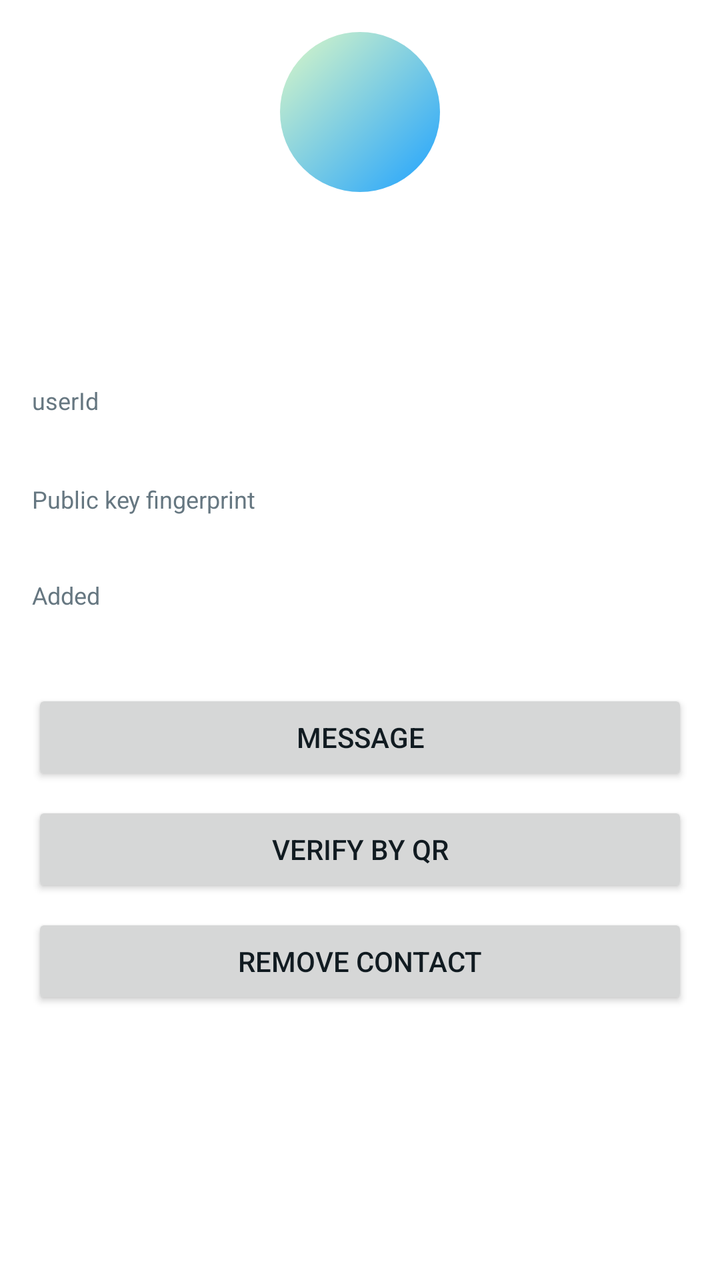
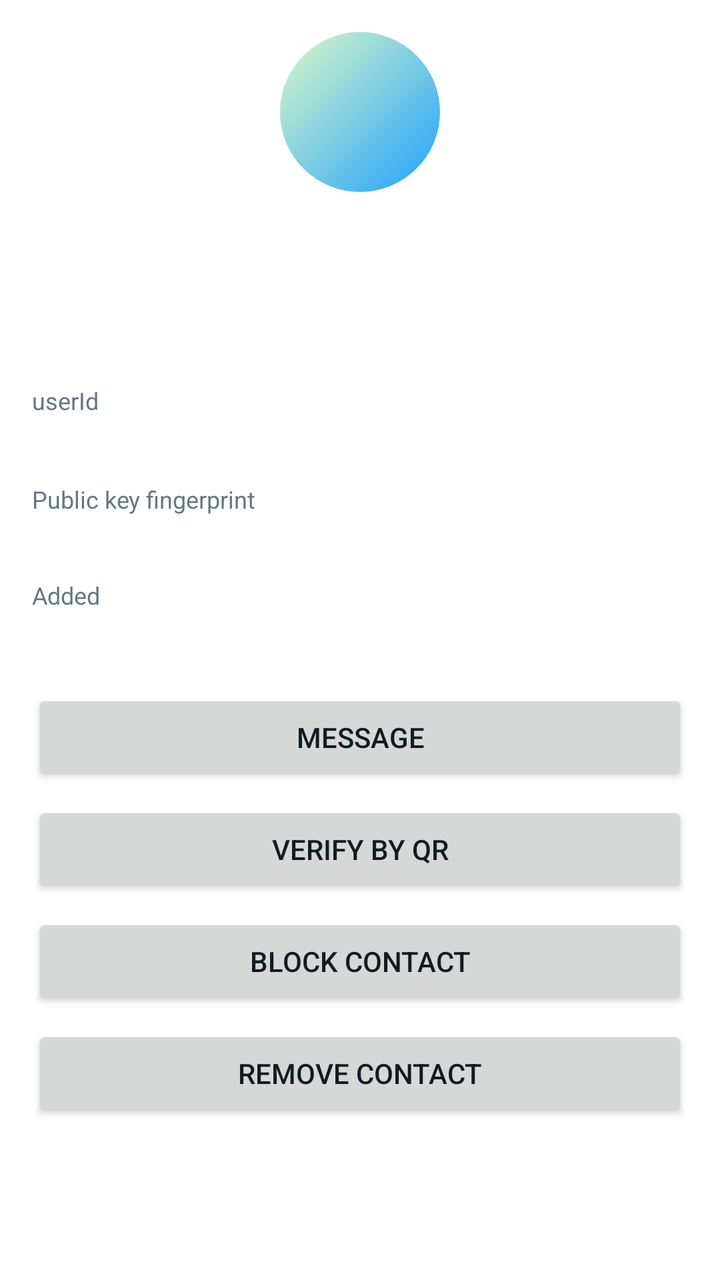

Two renders of the same Android screen: before a commit and after it. Below are the layout's source before the change and the commit's diff.
<!-- AndroidManifest.xml: application theme Theme.TharMesh -->
<!-- res/layout/activity_contact_profile.xml -->
<?xml version="1.0" encoding="utf-8"?>
<ScrollView xmlns:android="http://schemas.android.com/apk/res/android"
    android:layout_width="match_parent"
    android:layout_height="match_parent"
    android:background="?attr/tmBg">

    <LinearLayout
        android:layout_width="match_parent"
        android:layout_height="wrap_content"
        android:orientation="vertical"
        android:padding="16dp">

        <FrameLayout
            android:layout_width="80dp"
            android:layout_height="80dp"
            android:layout_gravity="center_horizontal"
            android:layout_marginBottom="12dp">

            <TextView
                android:id="@+id/profile_avatar"
                android:layout_width="match_parent"
                android:layout_height="match_parent"
                android:background="@drawable/bg_avatar"
                android:gravity="center"
                android:textColor="@android:color/white"
                android:textSize="32sp"
                android:textStyle="bold" />

            <View
                android:id="@+id/profile_dot_online"
                android:layout_width="14dp"
                android:layout_height="14dp"
                android:layout_gravity="bottom|end"
                android:background="@drawable/bg_online_dot"
                android:visibility="gone" />
        </FrameLayout>

        <TextView
            android:id="@+id/profile_name"
            android:layout_width="match_parent"
            android:layout_height="wrap_content"
            android:gravity="center"
            android:textColor="?attr/tmTextPrimary"
            android:textSize="22sp"
            android:textStyle="bold" />

        <LinearLayout
            android:layout_width="wrap_content"
            android:layout_height="wrap_content"
            android:layout_gravity="center"
            android:layout_marginTop="4dp"
            android:gravity="center_vertical"
            android:orientation="horizontal">

            <ImageView
                android:id="@+id/profile_shield"
                android:layout_width="18dp"
                android:layout_height="18dp"
                android:layout_marginEnd="6dp"
                android:visibility="gone" />

            <TextView
                android:id="@+id/profile_status"
                android:layout_width="wrap_content"
                android:layout_height="wrap_content"
                android:textColor="?attr/tmTextSecondary"
                android:textSize="13sp" />
        </LinearLayout>

        <View
            android:layout_width="match_parent"
            android:layout_height="1dp"
            android:layout_marginTop="20dp"
            android:layout_marginBottom="12dp"
            android:background="?attr/tmSurface" />

        <TextView
            android:layout_width="match_parent"
            android:layout_height="wrap_content"
            android:text="@string/contact_profile_userid_label"
            android:textColor="?attr/tmTextSecondary"
            android:textSize="12sp" />

        <TextView
            android:id="@+id/profile_userid"
            android:layout_width="match_parent"
            android:layout_height="wrap_content"
            android:fontFamily="monospace"
            android:textColor="?attr/tmTextPrimary"
            android:textSize="14sp" />

        <TextView
            android:layout_width="match_parent"
            android:layout_height="wrap_content"
            android:layout_marginTop="14dp"
            android:text="@string/contact_profile_fingerprint_label"
            android:textColor="?attr/tmTextSecondary"
            android:textSize="12sp" />

        <TextView
            android:id="@+id/profile_fingerprint"
            android:layout_width="match_parent"
            android:layout_height="wrap_content"
            android:fontFamily="monospace"
            android:textColor="?attr/tmTextPrimary"
            android:textSize="13sp" />

        <TextView
            android:layout_width="match_parent"
            android:layout_height="wrap_content"
            android:layout_marginTop="14dp"
            android:text="@string/contact_profile_added_label"
            android:textColor="?attr/tmTextSecondary"
            android:textSize="12sp" />

        <TextView
            android:id="@+id/profile_added"
            android:layout_width="match_parent"
            android:layout_height="wrap_content"
            android:textColor="?attr/tmTextPrimary"
            android:textSize="14sp" />

        <Button
            android:id="@+id/btn_message"
            android:layout_width="match_parent"
            android:layout_height="wrap_content"
            android:layout_marginTop="20dp"
            android:text="@string/contact_profile_message" />

        <Button
            android:id="@+id/btn_verify_qr"
            android:layout_width="match_parent"
            android:layout_height="wrap_content"
            android:layout_marginTop="8dp"
            android:text="@string/contact_profile_verify_qr" />

        <Button
            android:id="@+id/btn_remove"
            android:layout_width="match_parent"
            android:layout_height="wrap_content"
            android:layout_marginTop="8dp"
            android:text="@string/contact_profile_remove" />
    </LinearLayout>
</ScrollView>
<!-- resources referenced by this layout -->
<resources>
  <!-- drawable bg_avatar (drawable) -->
  <?xml version="1.0" encoding="utf-8"?>
  <shape xmlns:android="http://schemas.android.com/apk/res/android" android:shape="oval">
      <gradient
          android:type="linear"
          android:angle="135"
          android:startColor="?attr/tmNeonCyan"
          android:endColor="?attr/tmBubbleMeEnd" />
  </shape>
  <!-- drawable bg_online_dot (drawable) -->
  <?xml version="1.0" encoding="utf-8"?>
  <shape xmlns:android="http://schemas.android.com/apk/res/android"
      android:shape="oval">
      <solid android:color="#34C759" />
      <stroke
          android:width="2dp"
          android:color="#FFFFFFFF" />
  </shape>
  <string name="contact_profile_added_label">Added</string>
  <string name="contact_profile_fingerprint_label">Public key fingerprint</string>
  <string name="contact_profile_message">Message</string>
  <string name="contact_profile_remove">Remove contact</string>
  <string name="contact_profile_userid_label">userId</string>
  <string name="contact_profile_verify_qr">Verify by QR</string>
  <color name="tm_light_neon_green">#25D366</color>
  <color name="tm_light_neon_green_dim">#D9FDD3</color>
  <color name="tm_light_bg">#FFFFFF</color>
  <color name="tm_light_neon_cyan">#1FA2FF</color>
  <color name="tm_light_neon_cyan_dim">#D6ECFF</color>
  <color name="tm_light_surface">#FFFFFF</color>
  <color name="tm_light_text_primary">#111B21</color>
  <color name="tm_light_text_secondary">#667781</color>
  <color name="tm_light_bg_2">#F7F8FA</color>
  <color name="tm_light_surface_2">#F7F8FA</color>
  <color name="tm_light_surface_glass">#FFFFFF</color>
  <color name="tm_light_stroke">#E9EDEF</color>
  <color name="tm_light_stroke_soft">#F0F2F5</color>
  <color name="tm_light_text_muted">#8696A0</color>
  <color name="tm_light_desert_amber">#F09D38</color>
  <color name="tm_light_danger">#E53935</color>
  <color name="tm_light_danger_dim">#FBE9E7</color>
  <color name="tm_light_warning">#F09D38</color>
  <color name="tm_light_bubble_me_start">#DCF8C6</color>
  <color name="tm_light_bubble_me_end">#DCF8C6</color>
  <color name="tm_light_bubble_peer">#FFFFFF</color>
  <color name="tm_light_bubble_text_me">#111B21</color>
  <color name="tm_light_bubble_text_peer">#111B21</color>
  <color name="tm_light_tick_read">#34B7F1</color>
  <color name="tm_light_tick_default">#667781</color>
  <color name="tm_light_unread_badge">#25D366</color>
  <color name="tm_light_unread_badge_text">#FFFFFF</color>
  <color name="tm_light_gradient_top">#FFFFFF</color>
  <color name="tm_light_gradient_bottom">#FFFFFF</color>
  <color name="tm_light_glow_cyan_20">#331FA2FF</color>
  <color name="tm_light_glow_green_20">#3325D366</color>
  <color name="tm_light_glow_danger_20">#33E53935</color>
  <color name="tm_light_search_fill">#F0F2F5</color>
  <!-- unchanged entries left out for length: 1 -->
</resources>

<!-- the commit's change to res/layout/activity_contact_profile.xml (unified diff, before → after) -->
@@ -135,6 +135,13 @@
             android:text="@string/contact_profile_verify_qr" />
 
         <Button
+            android:id="@+id/btn_block"
+            android:layout_width="match_parent"
+            android:layout_height="wrap_content"
+            android:layout_marginTop="8dp"
+            android:text="@string/contact_block" />
+
+        <Button
             android:id="@+id/btn_remove"
             android:layout_width="match_parent"
             android:layout_height="wrap_content"
<!-- resource entries referenced after the edit -->
@@ -18,6 +18,7 @@
           android:width="2dp"
           android:color="#FFFFFFFF" />
   </shape>
+  <string name="contact_block">Block contact</string>
   <string name="contact_profile_added_label">Added</string>
   <string name="contact_profile_fingerprint_label">Public key fingerprint</string>
   <string name="contact_profile_message">Message</string>
